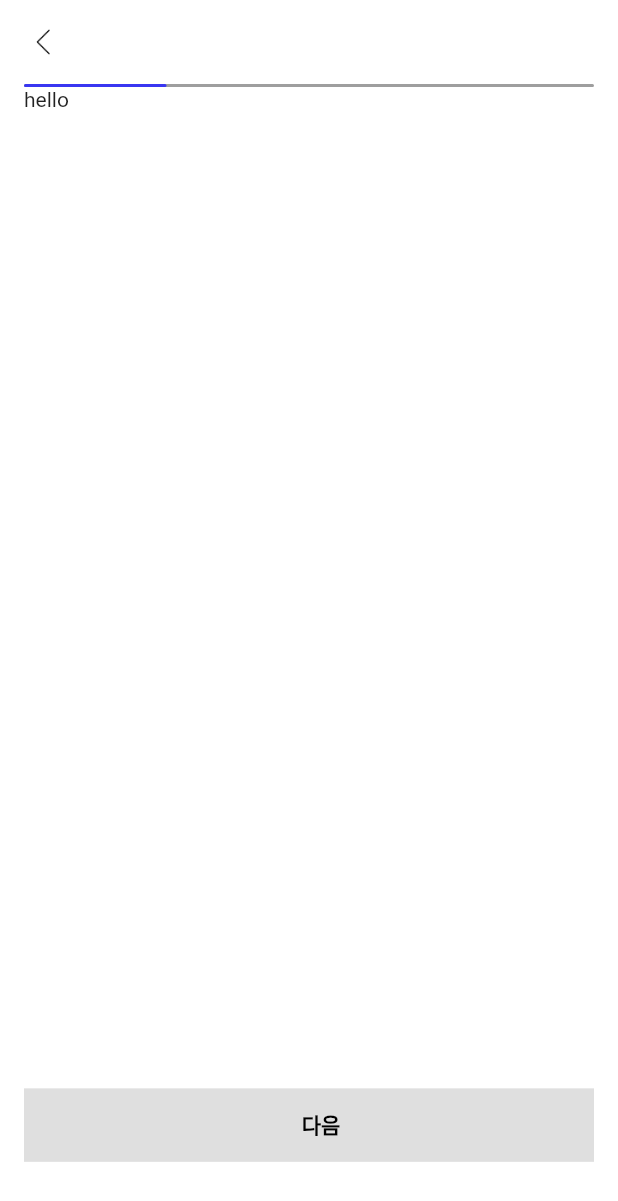
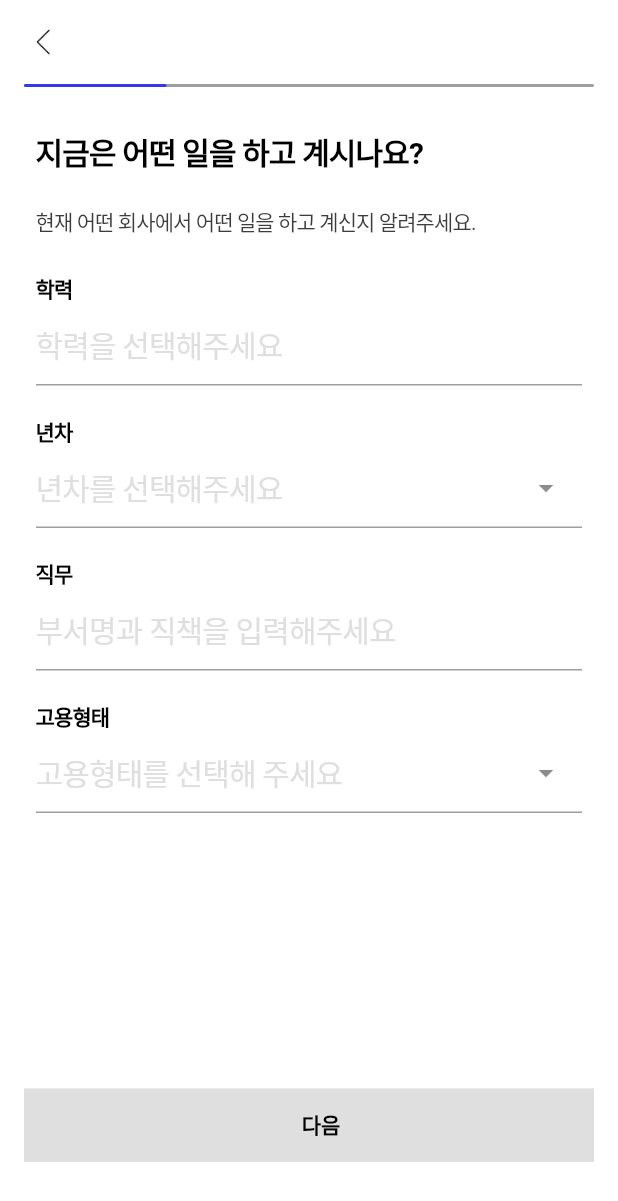
Before and after one commit to sayole/JobDoc, a Flutter app: the CareerPage screen opened directly, on a phone screen of 412 x 824 dp. Shown: the top 1201 px of the screen. Run offline on Flutter 3.47's test engine with Material 2 defaults, Android fonts, the light colour scheme and no system bars; drawn by our look-alikes of dropdown_search, flutter_animation_progress_bar; our stand-ins replace firebase_auth, firebase_core, google_sign_in; accounts and stored records are empty; Roboto replaces fonts that are missing (Pretendard).

Commit message:
Done Career page

```diff
--- a/lib/pages/login/5_education_page.dart
+++ b/lib/pages/login/5_education_page.dart
@@ -19,7 +19,6 @@ class _EducationPageState extends State<EducationPage> {
 
   void checkProcessDone() {
     LoginProcessSerivce service = context.read<LoginProcessSerivce>();
-
     service.checkProcessDone();
   }
 
--- a/lib/pages/login/6_career_page.dart
+++ b/lib/pages/login/6_career_page.dart
@@ -1,6 +1,9 @@
 import 'package:flutter/material.dart';
 import 'package:job_doc/pages/login/7_skill_set_page.dart';
 import 'package:job_doc/pages/login/login_process_scaffold.dart';
+import 'package:provider/provider.dart';
+import '../../services/login_process_service.dart';
+import 'widgets/submit_widgets.dart';
 
 class CareerPage extends StatefulWidget {
   CareerPage({Key? key}) : super(key: key);
@@ -15,18 +18,43 @@ class _CareerPageState extends State<CareerPage> {
   TextEditingController partController = TextEditingController();
   TextEditingController typeController = TextEditingController();
 
+  void checkProcessDone() {
+    LoginProcessSerivce service = context.read<LoginProcessSerivce>();
+    service.checkProcessDone();
+  }
+
+  @override
+  void initState() {
+    super.initState();
+    companyController.addListener(checkProcessDone);
+    yearsController.addListener(checkProcessDone);
+    partController.addListener(checkProcessDone);
+    typeController.addListener(checkProcessDone);
+  }
+
   @override
   Widget build(BuildContext context) {
-    return LoginProcessScaffold(
-      body: Text('hello'),
-      nextPage: SkillSetPage(),
-      index: 2,
-      // controllers: [
-      //   companyController,
-      //   yearsController,
-      //   partController,
-      //   typeController
-      // ],
-    );
+    return Consumer<LoginProcessSerivce>(
+        builder: (context, loginProcessService, child) {
+      loginProcessService.addControllers(
+          [companyController, yearsController, partController, typeController]);
+      return LoginProcessScaffold(
+        body: Padding(
+            padding: const EdgeInsets.all(8.0),
+            child: Column(
+                mainAxisAlignment: MainAxisAlignment.end,
+                crossAxisAlignment: CrossAxisAlignment.start,
+                children: [
+                  ...SubmitWidgets.infoText(
+                      '지금은 어떤 일을 하고 계시나요?', '현재 어떤 회사에서 어떤 일을 하고 계신지 알려주세요.'),
+                  SubmitWidgets.submitTextField('학력', companyController),
+                  SubmitWidgets.submitDropDownField('년차', yearsController),
+                  SubmitWidgets.submitTextField('직무', partController),
+                  SubmitWidgets.submitDropDownField('고용형태', typeController),
+                ])),
+        nextPage: SkillSetPage(),
+        index: 2,
+      );
+    });
   }
 }
```
